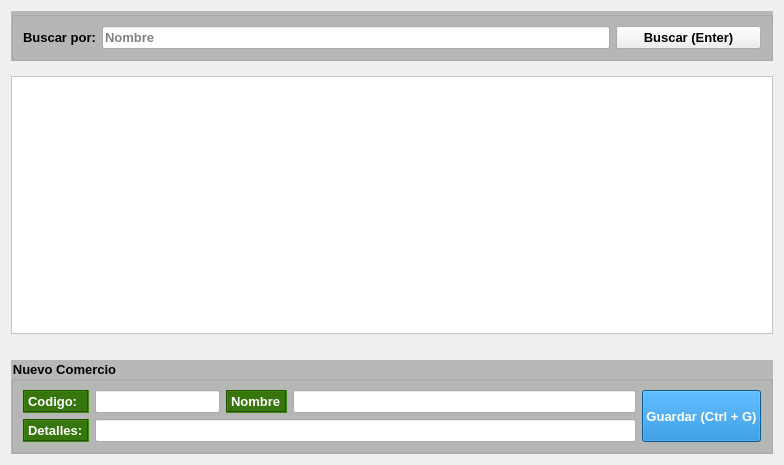
Above: gui/listas/listaProveedores.ui from shae-ra/sindicato before the change. Below: the same form after it.
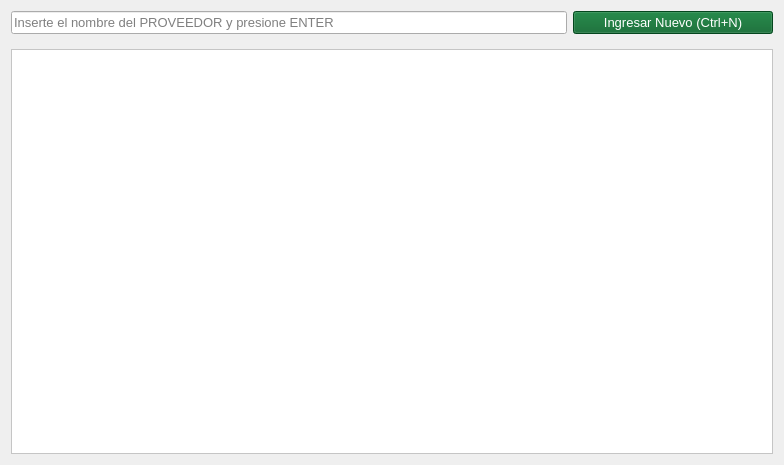
That is the form after the change. Icons and pictures are not drawn.

The edit to the form file:
```diff
--- a/gui/listas/listaProveedores.ui
+++ b/gui/listas/listaProveedores.ui
@@ -13,118 +13,94 @@
   <property name="windowTitle">
    <string/>
   </property>
-  <layout class="QGridLayout" name="gridLayout_5">
+  <layout class="QGridLayout" name="gridLayout">
    <item row="0" column="0">
-    <layout class="QGridLayout" name="gridLayout_2" rowstretch="0,0,90,0,5,0">
+    <layout class="QGridLayout" name="gridLayout_2" rowstretch="5,0,95">
      <item row="0" column="0" colspan="2">
-      <widget class="QGroupBox" name="groupBox_2">
+      <widget class="QLineEdit" name="ln_buscar">
+       <property name="sizePolicy">
+        <sizepolicy hsizetype="Expanding" vsizetype="Expanding">
+         <horstretch>0</horstretch>
+         <verstretch>0</verstretch>
+        </sizepolicy>
+       </property>
        <property name="font">
         <font>
          <family>MS Shell Dlg 2</family>
          <pointsize>10</pointsize>
-         <weight>75</weight>
-         <bold>true</bold>
+         <weight>50</weight>
+         <bold>false</bold>
         </font>
        </property>
-       <property name="styleSheet">
-        <string notr="true">#groupBox_2{
-background-color:#B7B9B7;
-color: #FFFFFF;
-}</string>
+       <property name="mouseTracking">
+        <bool>false</bool>
        </property>
-       <property name="title">
+       <property name="text">
         <string/>
        </property>
-       <property name="flat">
-        <bool>false</bool>
+       <property name="frame">
+        <bool>true</bool>
        </property>
-       <layout class="QGridLayout" name="gridLayout_3" columnstretch="10,70,20">
-        <item row="0" column="2" rowspan="2">
-         <widget class="QPushButton" name="btn_buscar">
-          <property name="sizePolicy">
-           <sizepolicy hsizetype="Expanding" vsizetype="Expanding">
-            <horstretch>0</horstretch>
-            <verstretch>0</verstretch>
-           </sizepolicy>
-          </property>
-          <property name="font">
-           <font>
-            <family>MS Shell Dlg 2</family>
-            <pointsize>10</pointsize>
-            <weight>75</weight>
-            <bold>true</bold>
-           </font>
-          </property>
-          <property name="styleSheet">
-           <string notr="true"/>
-          </property>
-          <property name="text">
-           <string>Buscar (Enter)</string>
-          </property>
-          <property name="icon">
-           <iconset>
-            <normaloff>../../../../../.designer/iconos/search.ico</normaloff>../../../../../.designer/iconos/search.ico</iconset>
-          </property>
-          <property name="iconSize">
-           <size>
-            <width>15</width>
-            <height>15</height>
-           </size>
-          </property>
-         </widget>
-        </item>
-        <item row="0" column="1" rowspan="2">
-         <widget class="QLineEdit" name="ln_buscar">
-          <property name="sizePolicy">
-           <sizepolicy hsizetype="Expanding" vsizetype="Expanding">
-            <horstretch>0</horstretch>
-            <verstretch>0</verstretch>
-           </sizepolicy>
-          </property>
-          <property name="font">
-           <font>
-            <family>MS Shell Dlg 2</family>
-            <pointsize>10</pointsize>
-            <weight>75</weight>
-            <bold>true</bold>
-           </font>
-          </property>
-          <property name="mouseTracking">
-           <bool>false</bool>
-          </property>
-          <property name="text">
-           <string/>
-          </property>
-          <property name="frame">
-           <bool>true</bool>
-          </property>
-          <property name="placeholderText">
-           <string>Nombre</string>
-          </property>
-         </widget>
-        </item>
-        <item row="0" column="0" rowspan="2">
-         <widget class="QLabel" name="label_2">
-          <property name="font">
-           <font>
-            <family>MS Shell Dlg 2</family>
-            <pointsize>10</pointsize>
-            <weight>75</weight>
-            <bold>true</bold>
-           </font>
-          </property>
-          <property name="styleSheet">
-           <string notr="true"/>
-          </property>
-          <property name="text">
-           <string>Buscar por:</string>
-          </property>
-         </widget>
-        </item>
-       </layout>
+       <property name="placeholderText">
+        <string>Inserte el nombre del PROVEEDOR y presione ENTER</string>
+       </property>
+       <property name="clearButtonEnabled">
+        <bool>true</bool>
+       </property>
       </widget>
      </item>
-     <item row="1" column="0" colspan="2">
+     <item row="0" column="2">
+      <widget class="QPushButton" name="btn_nuevo">
+       <property name="sizePolicy">
+        <sizepolicy hsizetype="Expanding" vsizetype="Fixed">
+         <horstretch>0</horstretch>
+         <verstretch>0</verstretch>
+        </sizepolicy>
+       </property>
+       <property name="maximumSize">
+        <size>
+         <width>200</width>
+         <height>200</height>
+        </size>
+       </property>
+       <property name="font">
+        <font>
+         <family>MS Shell Dlg 2</family>
+         <pointsize>10</pointsize>
+         <weight>50</weight>
+         <bold>false</bold>
+        </font>
+       </property>
+       <property name="styleSheet">
+        <string notr="true">#btn_nuevo{
+background-color:#046228;
+color: #ffffff
+}
+
+#btn_nuevo:hover{
+background-color:#149144;
+}
+</string>
+       </property>
+       <property name="text">
+        <string>Ingresar Nuevo (Ctrl+N)</string>
+       </property>
+       <property name="icon">
+        <iconset>
+         <normaloff>../iconos/down.ico</normaloff>../iconos/down.ico</iconset>
+       </property>
+       <property name="iconSize">
+        <size>
+         <width>30</width>
+         <height>30</height>
+        </size>
+       </property>
+       <property name="shortcut">
+        <string>Ctrl+N</string>
+       </property>
+      </widget>
+     </item>
+     <item row="1" column="0" colspan="3">
       <spacer name="horizontalSpacer">
        <property name="font">
         <font>
@@ -145,28 +121,7 @@
        </property>
       </spacer>
      </item>
-     <item row="3" column="0" colspan="2">
-      <spacer name="horizontalSpacer_4">
-       <property name="font">
-        <font>
-         <family>MS Shell Dlg 2</family>
-         <pointsize>10</pointsize>
-         <weight>75</weight>
-         <bold>true</bold>
-        </font>
-       </property>
-       <property name="orientation">
-        <enum>Qt::Horizontal</enum>
-       </property>
-       <property name="sizeHint" stdset="0">
-        <size>
-         <width>40</width>
-         <height>20</height>
-        </size>
-       </property>
-      </spacer>
-     </item>
-     <item row="2" column="0" colspan="2">
+     <item row="2" column="0" colspan="3">
       <widget class="QTableView" name="tbl_articulos">
        <property name="palette">
         <palette>
@@ -605,209 +560,6 @@
        </attribute>
       </widget>
      </item>
-     <item row="4" column="0" rowspan="2" colspan="2">
-      <widget class="QGroupBox" name="groupBox">
-       <property name="font">
-        <font>
-         <family>MS Shell Dlg 2</family>
-         <pointsize>10</pointsize>
-         <weight>75</weight>
-         <bold>true</bold>
-        </font>
-       </property>
-       <property name="styleSheet">
-        <string notr="true">#groupBox{
-background-color:#B7B9B7;
-}</string>
-       </property>
-       <property name="title">
-        <string>Nuevo Comercio</string>
-       </property>
-       <property name="flat">
-        <bool>true</bool>
-       </property>
-       <layout class="QGridLayout" name="gridLayout" columnstretch="90,10,0">
-        <item row="0" column="0" colspan="3">
-         <layout class="QGridLayout" name="gridLayout_4" columnstretch="0,0,0,0,0,0">
-          <item row="1" column="1" colspan="4">
-           <widget class="QLineEdit" name="lineEdit_3">
-            <property name="font">
-             <font>
-              <family>MS Shell Dlg 2</family>
-              <pointsize>10</pointsize>
-              <weight>75</weight>
-              <bold>true</bold>
-             </font>
-            </property>
-           </widget>
-          </item>
-          <item row="0" column="4">
-           <widget class="QLineEdit" name="lineEdit_2">
-            <property name="font">
-             <font>
-              <family>MS Shell Dlg 2</family>
-              <pointsize>10</pointsize>
-              <weight>75</weight>
-              <bold>true</bold>
-             </font>
-            </property>
-           </widget>
-          </item>
-          <item row="1" column="0">
-           <widget class="QLabel" name="label_5">
-            <property name="font">
-             <font>
-              <family>MS Shell Dlg 2</family>
-              <pointsize>10</pointsize>
-              <weight>75</weight>
-              <bold>true</bold>
-             </font>
-            </property>
-            <property name="styleSheet">
-             <string notr="true">#label_5{
-background-color:#37760D;
-color: #FFFFFF;
-}</string>
-            </property>
-            <property name="frameShape">
-             <enum>QFrame::Box</enum>
-            </property>
-            <property name="frameShadow">
-             <enum>QFrame::Sunken</enum>
-            </property>
-            <property name="text">
-             <string>Detalles:</string>
-            </property>
-           </widget>
-          </item>
-          <item row="0" column="5" rowspan="2">
-           <widget class="QPushButton" name="btn_nuevo">
-            <property name="sizePolicy">
-             <sizepolicy hsizetype="Fixed" vsizetype="Fixed">
-              <horstretch>0</horstretch>
-              <verstretch>0</verstretch>
-             </sizepolicy>
-            </property>
-            <property name="maximumSize">
-             <size>
-              <width>200</width>
-              <height>200</height>
-             </size>
-            </property>
-            <property name="font">
-             <font>
-              <family>MS Shell Dlg 2</family>
-              <pointsize>10</pointsize>
-              <weight>75</weight>
-              <bold>true</bold>
-             </font>
-            </property>
-            <property name="styleSheet">
-             <string notr="true">#btn_nuevo{
-background-color:#0A7DD0;
-color: #ffffff
-}
-
-#btn_nuevo:hover{
-background-color:#1067A5;
-}
-</string>
-            </property>
-            <property name="text">
-             <string>Guardar (Ctrl + G)</string>
-            </property>
-            <property name="icon">
-             <iconset>
-              <normaloff>../../../../../.designer/iconos/apply.ico</normaloff>../../../../../.designer/iconos/apply.ico</iconset>
-            </property>
-            <property name="iconSize">
-             <size>
-              <width>30</width>
-              <height>30</height>
-             </size>
-            </property>
-            <property name="shortcut">
-             <string>Ctrl+N</string>
-            </property>
-           </widget>
-          </item>
-          <item row="0" column="2" colspan="2">
-           <widget class="QLabel" name="label_4">
-            <property name="font">
-             <font>
-              <family>MS Shell Dlg 2</family>
-              <pointsize>10</pointsize>
-              <weight>75</weight>
-              <bold>true</bold>
-             </font>
-            </property>
-            <property name="styleSheet">
-             <string notr="true">#label_4{
-background-color:#37760D;
-color: #FFFFFF;
-}</string>
-            </property>
-            <property name="frameShape">
-             <enum>QFrame::Box</enum>
-            </property>
-            <property name="frameShadow">
-             <enum>QFrame::Sunken</enum>
-            </property>
-            <property name="text">
-             <string>Nombre</string>
-            </property>
-           </widget>
-          </item>
-          <item row="0" column="1">
-           <widget class="QLineEdit" name="lineEdit">
-            <property name="sizePolicy">
-             <sizepolicy hsizetype="Fixed" vsizetype="Fixed">
-              <horstretch>0</horstretch>
-              <verstretch>0</verstretch>
-             </sizepolicy>
-            </property>
-            <property name="font">
-             <font>
-              <family>MS Shell Dlg 2</family>
-              <pointsize>10</pointsize>
-              <weight>75</weight>
-              <bold>true</bold>
-             </font>
-            </property>
-           </widget>
-          </item>
-          <item row="0" column="0">
-           <widget class="QLabel" name="label_3">
-            <property name="font">
-             <font>
-              <family>MS Shell Dlg 2</family>
-              <pointsize>10</pointsize>
-              <weight>75</weight>
-              <bold>true</bold>
-             </font>
-            </property>
-            <property name="styleSheet">
-             <string notr="true">#label_3{
-background-color:#37760D;
-color: #FFFFFF;
-}</string>
-            </property>
-            <property name="frameShape">
-             <enum>QFrame::Box</enum>
-            </property>
-            <property name="frameShadow">
-             <enum>QFrame::Sunken</enum>
-            </property>
-            <property name="text">
-             <string>Codigo:</string>
-            </property>
-           </widget>
-          </item>
-         </layout>
-        </item>
-       </layout>
-      </widget>
-     </item>
     </layout>
    </item>
   </layout>
```
Left out of the diff: 2 changed lines with no effect on the pictures.
